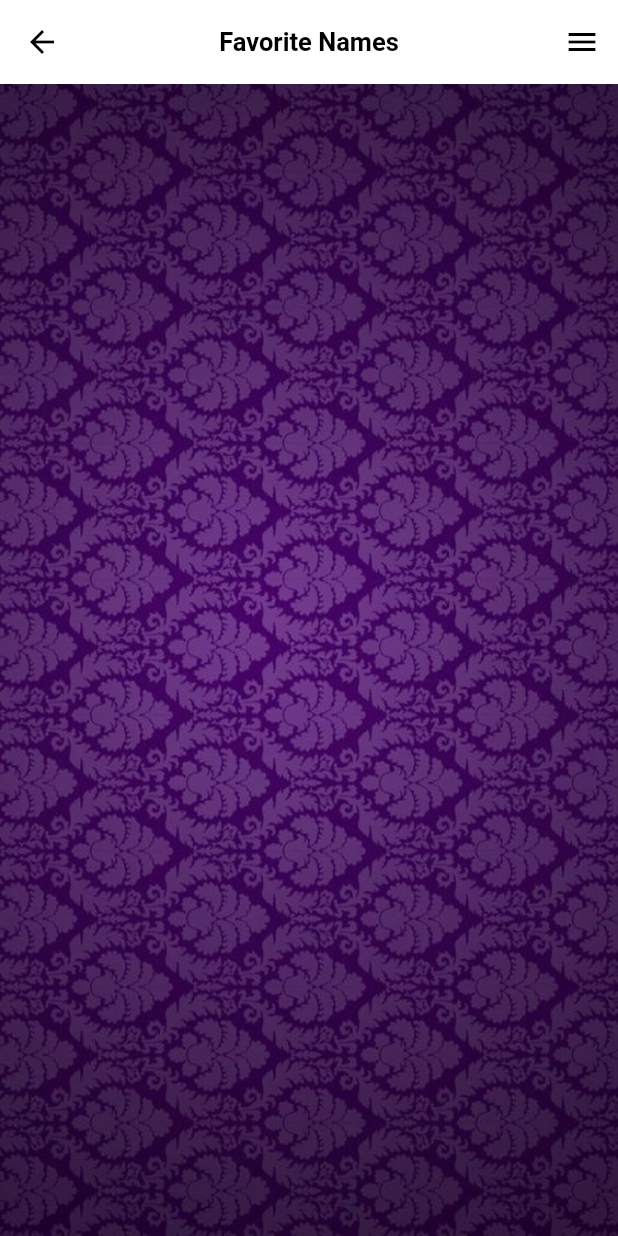
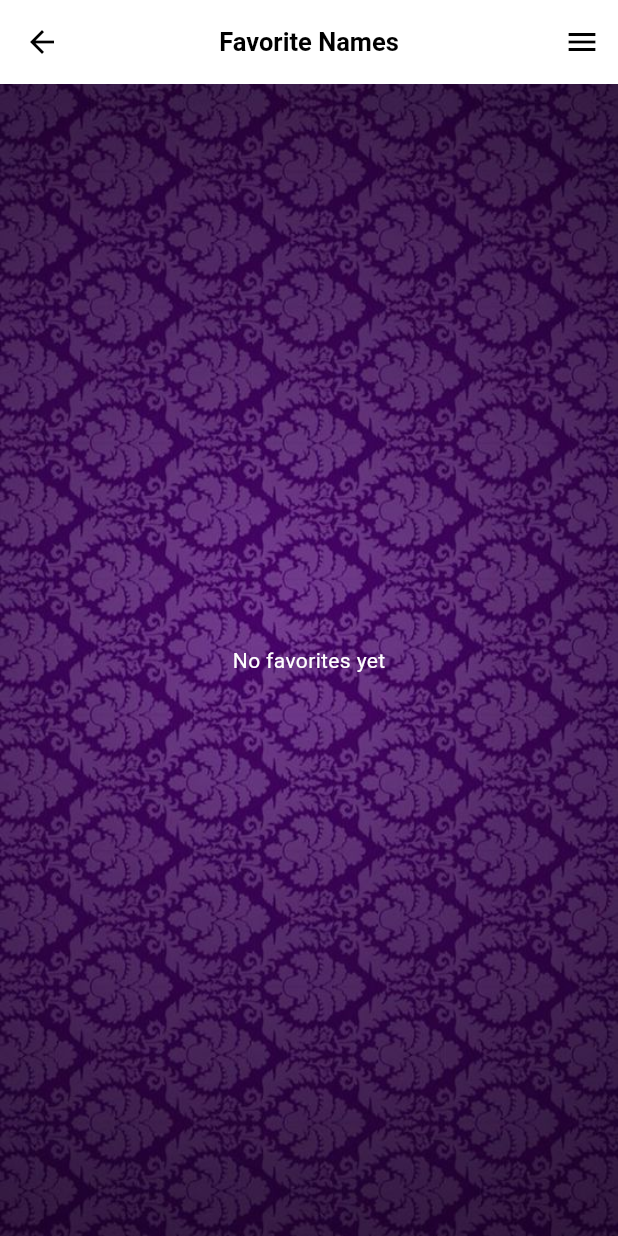
Before and after one commit to faysalzaman/names_app, a Flutter app: the FavouritesScreen screen opened directly, on a phone screen of 412 x 824 dp. Run offline on Flutter 3.47's test engine with Material 3 defaults, Android fonts, the phone set to English and light mode, and no system bars; our stand-ins replace bloc, flutter_bloc, flutter_svg, google_mobile_ads, in_app_review, page_transition and 4 more; missing offline and left inert: store_redirect; accounts and stored records are empty; network calls fail.

Commit message:
chore: Update AndroidManifest.xml and fav_names_screen.dart

```diff
--- a/lib/ui_screens/fav_names_screen.dart
+++ b/lib/ui_screens/fav_names_screen.dart
@@ -1,4 +1,4 @@
-// ignore_for_file: library_private_types_in_public_api, avoid_print
+// ignore_for_file: library_private_types_in_public_api, avoid_print, unnecessary_null_comparison
 
 import 'package:flutter/material.dart';
 import 'package:flutter_bloc/flutter_bloc.dart';
@@ -146,72 +146,26 @@ class _FavouritesScreenState extends State<FavouritesScreen> {
         ),
         body: Column(
           children: [
-            BlocBuilder<FavouriteBloc, FavouriteState>(
+            Expanded(
+              child: BlocBuilder<FavouriteBloc, FavouriteState>(
                 builder: (context, state) {
                   if (state is FavouriteSuccess) {
                     namemodel = state.model;
-                if (names != '' && names != null) {
-                  listofNames = namemodel
-                      .where((element) =>
-                          element.englishName!.contains(names.toString()))
-                      .toList();
-
-                  // convert list to set to remove duplicates
-                  listofNames = listofNames.toSet().toList();
-
-                  print("List of names: $listofNames");
-
-                  return ListView.builder(
-                    shrinkWrap: true,
-                    itemCount: listofNames.length,
-                    itemBuilder: (BuildContext context, int index) {
-                      gender = state.model[index].gender.toString();
-                      String genderIcon = "";
-                      namemodel[0].gender == "Male" ||
-                              namemodel[0].gender == "Boy" ||
-                              namemodel[0].gender == "Larka"
-                          ? genderIcon = "👨"
-                          : genderIcon = "👩";
-                      return Column(
-                        children: [
-                          SizedBox(
-                            height: 35,
-                            child: ListTile(
-                              onTap: () {
-                                Navigator.push(
-                                  context,
-                                  MaterialPageRoute(
-                                    builder: (context) => DetailPage(
-                                      model: listofNames[index],
-                                    ),
-                                  ),
-                                );
-                                showInterstitialAd();
-                              },
-                              title: Text(
-                                "$genderIcon ${listofNames[index].englishName}",
-                                style: const TextStyle(
-                                  color: Colors.white,
-                                  fontSize: 18,
-                                ),
-                              ),
-                            ),
-                          ),
-                        ],
-                      );
-                    },
-                  );
-                } else {
+                    if (namemodel.isEmpty || namemodel == null) {
+                      return const Center(
+                          child: Text('No favorites yet',
+                              style: TextStyle(color: Colors.white)));
+                    }
                     return ListView.builder(
                       itemCount: namemodel.length,
+                      physics: const AlwaysScrollableScrollPhysics(),
                       shrinkWrap: true,
                       itemBuilder: (BuildContext context, int index) {
-                        String genderIcon = "";
-                        namemodel[0].gender == "Male" ||
-                                namemodel[0].gender == "Boy" ||
-                                namemodel[0].gender == "Larka"
-                            ? genderIcon = "👨"
-                            : genderIcon = "👩";
+                        String genderIcon = namemodel[index].gender == "Male" ||
+                                namemodel[index].gender == "Boy" ||
+                                namemodel[index].gender == "Larka"
+                            ? "👨"
+                            : "👩";
                         return ListTile(
                           onTap: () {
                             Navigator.push(
@@ -219,7 +173,9 @@ class _FavouritesScreenState extends State<FavouritesScreen> {
                               MaterialPageRoute(
                                 builder: (context) => DetailPage(
                                   model: namemodel[index],
-                                        )));
+                                ),
+                              ),
+                            );
                             showInterstitialAd();
                           },
                           title: Text(
@@ -230,11 +186,19 @@ class _FavouritesScreenState extends State<FavouritesScreen> {
                             ),
                           ),
                         );
-                      });
+                      },
+                    );
                   }
-              }
-              return Container();
-            }),
+                  return const Center(
+                    child: CircularProgressIndicator(
+                      valueColor: AlwaysStoppedAnimation<Color>(Colors.white),
+                      strokeWidth: 10,
+                      strokeCap: StrokeCap.round,
+                    ),
+                  );
+                },
+              ),
+            ),
             if (isBannerAdReady)
               Container(
                 color: Colors.transparent,
```
Also changed, not shown: 1 other file. Lines whose indentation alone changed are shown as unchanged.
